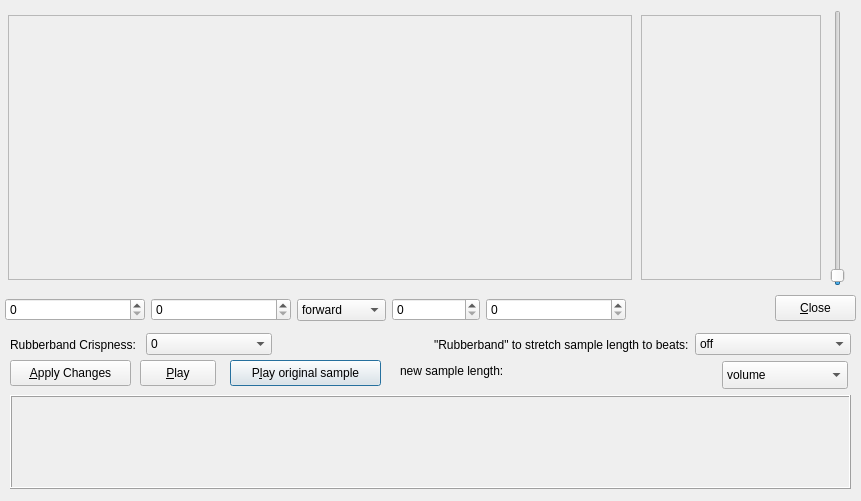
Qt form gui/src/SampleEditor/SampleEditor_UI.ui (hydrogen-music/hydrogen) before a commit.
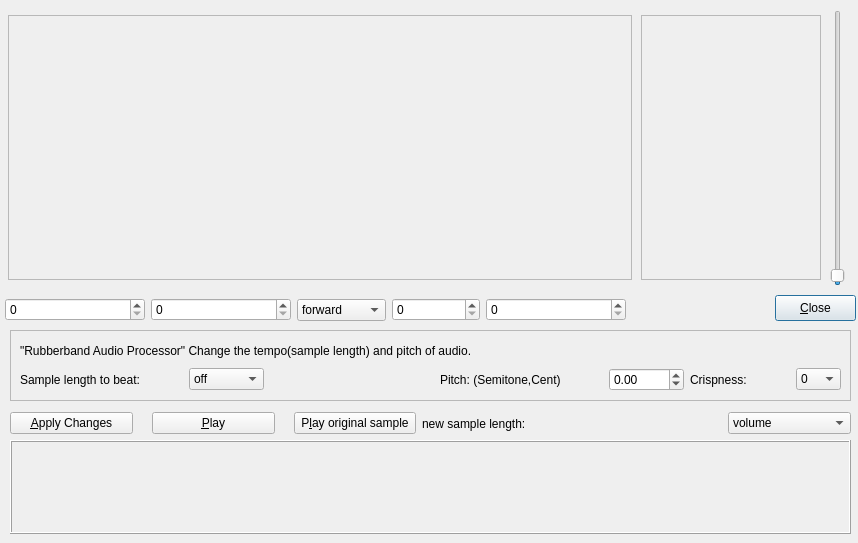
The same form after that commit.

Commit message: improve the sample editor rubberband function. now you can also adjust the sample pitch independent from the resulting sample length. this make it possible to fit samples to current song tempo AND adjusting pitch without lost synchronisation to tempo.

What changed in the file:
```diff
--- a/gui/src/SampleEditor/SampleEditor_UI.ui
+++ b/gui/src/SampleEditor/SampleEditor_UI.ui
@@ -6,8 +6,8 @@
    <rect>
     <x>0</x>
     <y>0</y>
-    <width>861</width>
-    <height>501</height>
+    <width>858</width>
+    <height>543</height>
    </rect>
   </property>
   <property name="windowTitle">
@@ -17,7 +17,7 @@
    <property name="geometry">
     <rect>
      <x>10</x>
-     <y>395</y>
+     <y>440</y>
      <width>841</width>
      <height>94</height>
     </rect>
@@ -32,32 +32,6 @@
     <enum>QFrame::Raised</enum>
    </property>
   </widget>
-  <widget class="QPushButton" name="PlayOrigPushButton">
-   <property name="geometry">
-    <rect>
-     <x>230</x>
-     <y>360</y>
-     <width>151</width>
-     <height>26</height>
-    </rect>
-   </property>
-   <property name="text">
-    <string>P&amp;lay original sample</string>
-   </property>
-  </widget>
-  <widget class="QPushButton" name="PrevChangesPushButton">
-   <property name="geometry">
-    <rect>
-     <x>10</x>
-     <y>360</y>
-     <width>121</width>
-     <height>26</height>
-    </rect>
-   </property>
-   <property name="text">
-    <string>&amp;Apply Changes</string>
-   </property>
-  </widget>
   <widget class="QPushButton" name="ClosePushButton">
    <property name="geometry">
     <rect>
@@ -247,165 +221,55 @@
     </item>
    </layout>
   </widget>
-  <widget class="QPushButton" name="PlayPushButton">
-   <property name="geometry">
-    <rect>
-     <x>140</x>
-     <y>360</y>
-     <width>76</width>
-     <height>26</height>
-    </rect>
-   </property>
-   <property name="text">
-    <string>&amp;Play</string>
-   </property>
-  </widget>
-  <widget class="QLabel" name="newlengthLabel">
-   <property name="geometry">
-    <rect>
-     <x>400</x>
-     <y>360</y>
-     <width>236</width>
-     <height>21</height>
-    </rect>
-   </property>
-   <property name="text">
-    <string>new sample length:</string>
-   </property>
-  </widget>
-  <widget class="QComboBox" name="EditTypeComboBox">
-   <property name="geometry">
-    <rect>
-     <x>722</x>
-     <y>361</y>
-     <width>126</width>
-     <height>28</height>
-    </rect>
-   </property>
-   <property name="minimumSize">
-    <size>
-     <width>60</width>
-     <height>0</height>
-    </size>
-   </property>
-   <property name="toolTip">
-    <string>fade-out type</string>
-   </property>
-   <item>
-    <property name="text">
-     <string>volume</string>
-    </property>
-   </item>
-   <item>
-    <property name="text">
-     <string>panorama</string>
-    </property>
-   </item>
-  </widget>
-  <widget class="QWidget" name="layoutWidget">
+  <widget class="QFrame" name="RubberbandCframe">
    <property name="geometry">
     <rect>
      <x>10</x>
      <y>330</y>
      <width>841</width>
-     <height>29</height>
+     <height>71</height>
     </rect>
    </property>
-   <layout class="QHBoxLayout" name="rubberbandlayout">
-    <item>
-     <layout class="QHBoxLayout" name="horizontalLayout">
-      <item>
-       <widget class="QLabel" name="r_c_label">
-        <property name="text">
-         <string>Rubberband Crispness: </string>
-        </property>
-       </widget>
-      </item>
-      <item>
-       <widget class="QComboBox" name="rubberbandCsettingscomboBox">
-        <property name="minimumSize">
-         <size>
-          <width>100</width>
-          <height>0</height>
-         </size>
-        </property>
-        <property name="toolTip">
-         <string>&lt;!DOCTYPE HTML PUBLIC &quot;-//W3C//DTD HTML 4.0//EN&quot; &quot;http://www.w3.org/TR/REC-html40/strict.dtd&quot;&gt;
-&lt;html&gt;&lt;head&gt;&lt;meta name=&quot;qrichtext&quot; content=&quot;1&quot; /&gt;&lt;style type=&quot;text/css&quot;&gt;
-p, li { white-space: pre-wrap; }
-&lt;/style&gt;&lt;/head&gt;&lt;body style=&quot; font-family:'DejaVu Sans'; font-size:9pt; font-weight:400; font-style:normal;&quot;&gt;
-&lt;p style=&quot; margin-top:0px; margin-bottom:0px; margin-left:0px; margin-right:0px; -qt-block-indent:0; text-indent:0px;&quot;&gt;&quot;Crispness&quot; levels:&lt;/p&gt;
-&lt;p style=&quot; margin-top:0px; margin-bottom:0px; margin-left:0px; margin-right:0px; -qt-block-indent:0; text-indent:0px;&quot;&gt;  0   equivalent to --no-transients --no-lamination --window-long&lt;/p&gt;
-&lt;p style=&quot; margin-top:0px; margin-bottom:0px; margin-left:0px; margin-right:0px; -qt-block-indent:0; text-indent:0px;&quot;&gt;  1   equivalent to --no-transients --no-lamination&lt;/p&gt;
-&lt;p style=&quot; margin-top:0px; margin-bottom:0px; margin-left:0px; margin-right:0px; -qt-block-indent:0; text-indent:0px;&quot;&gt;  2   equivalent to --no-transients&lt;/p&gt;
-&lt;p style=&quot; margin-top:0px; margin-bottom:0px; margin-left:0px; margin-right:0px; -qt-block-indent:0; text-indent:0px;&quot;&gt;  3   equivalent to --bl-transients&lt;/p&gt;
-&lt;p style=&quot; margin-top:0px; margin-bottom:0px; margin-left:0px; margin-right:0px; -qt-block-indent:0; text-indent:0px;&quot;&gt;  4   default processing options&lt;/p&gt;
-&lt;p style=&quot; margin-top:0px; margin-bottom:0px; margin-left:0px; margin-right:0px; -qt-block-indent:0; text-indent:0px;&quot;&gt;  5   equivalent to --no-lamination --window-short (may be good for drums)&lt;/p&gt;
-&lt;p style=&quot;-qt-paragraph-type:empty; margin-top:0px; margin-bottom:0px; margin-left:0px; margin-right:0px; -qt-block-indent:0; text-indent:0px;&quot;&gt;&lt;/p&gt;
-&lt;p style=&quot; margin-top:0px; margin-bottom:0px; margin-left:0px; margin-right:0px; -qt-block-indent:0; text-indent:0px;&quot;&gt;more informations about you can find here:&lt;/p&gt;
-&lt;p style=&quot; margin-top:0px; margin-bottom:0px; margin-left:0px; margin-right:0px; -qt-block-indent:0; text-indent:0px;&quot;&gt;&lt;a href=&quot;http://www.breakfastquay.com/rubberband/ &quot;&gt;&lt;span style=&quot; text-decoration: underline; color:#0000ff;&quot;&gt;http://www.breakfastquay.com/rubberband/ &lt;/span&gt;&lt;/a&gt;&lt;/p&gt;&lt;/body&gt;&lt;/html&gt;</string>
-        </property>
-        <item>
-         <property name="text">
-          <string>0</string>
-         </property>
-        </item>
-        <item>
-         <property name="text">
-          <string>1</string>
-         </property>
-        </item>
-        <item>
-         <property name="text">
-          <string>2</string>
-         </property>
-        </item>
-        <item>
-         <property name="text">
-          <string>3</string>
-         </property>
-        </item>
-        <item>
-         <property name="text">
-          <string>4</string>
-         </property>
-        </item>
-        <item>
-         <property name="text">
-          <string>5</string>
-         </property>
-        </item>
-       </widget>
-      </item>
-      <item>
-       <widget class="QLabel" name="ratiolabel">
-        <property name="enabled">
-         <bool>true</bool>
-        </property>
-        <property name="minimumSize">
-         <size>
-          <width>150</width>
-          <height>0</height>
-         </size>
-        </property>
-        <property name="text">
-         <string/>
-        </property>
-       </widget>
-      </item>
-     </layout>
-    </item>
-    <item>
-     <layout class="QHBoxLayout" name="rubberbandLayout">
+   <property name="frameShape">
+    <enum>QFrame::StyledPanel</enum>
+   </property>
+   <property name="frameShadow">
+    <enum>QFrame::Raised</enum>
+   </property>
+   <widget class="QWidget" name="">
+    <property name="geometry">
+     <rect>
+      <x>10</x>
+      <y>10</y>
+      <width>821</width>
+      <height>51</height>
+     </rect>
+    </property>
+    <layout class="QVBoxLayout" name="verticalLayout">
       <item>
        <widget class="QLabel" name="rubberbandLabel">
         <property name="text">
-         <string>&quot;Rubberband&quot; to stretch sample length to beats:</string>
+        <string>&quot;Rubberband Audio Processor&quot; Change the tempo(sample length) and pitch of audio. </string>
+       </property>
+      </widget>
+     </item>
+     <item>
+      <layout class="QHBoxLayout" name="horizontalLayout_2">
+       <item>
+        <widget class="QLabel" name="label">
+         <property name="text">
+          <string>Sample length to beat:</string>
         </property>
        </widget>
       </item>
       <item>
        <widget class="QComboBox" name="rubberComboBox">
+         <property name="maximumSize">
+          <size>
+           <width>75</width>
+           <height>16777215</height>
+          </size>
+         </property>
         <item>
          <property name="text">
           <string>off</string>
@@ -603,10 +467,259 @@
         </item>
        </widget>
       </item>
+       <item>
+        <widget class="QLabel" name="ratiolabel">
+         <property name="enabled">
+          <bool>true</bool>
+         </property>
+         <property name="minimumSize">
+          <size>
+           <width>150</width>
+           <height>0</height>
+          </size>
+         </property>
+         <property name="text">
+          <string/>
+         </property>
+        </widget>
+       </item>
+       <item>
+        <widget class="QLabel" name="pitchlabel">
+         <property name="text">
+          <string>Pitch: (Semitone,Cent)</string>
+         </property>
+        </widget>
+       </item>
+       <item>
+        <widget class="QDoubleSpinBox" name="pitchdoubleSpinBox">
+         <property name="maximumSize">
+          <size>
+           <width>75</width>
+           <height>16777215</height>
+          </size>
+         </property>
+         <property name="toolTip">
+          <string>Pitch the sample in semitones, cents</string>
+         </property>
+         <property name="minimum">
+          <double>-36.000000000000000</double>
+         </property>
+         <property name="maximum">
+          <double>36.000000000000000</double>
+         </property>
+         <property name="singleStep">
+          <double>0.010000000000000</double>
+         </property>
+         <property name="value">
+          <double>0.000000000000000</double>
+         </property>
+        </widget>
+       </item>
+       <item>
+        <layout class="QHBoxLayout" name="horizontalLayout">
+         <item>
+          <widget class="QLabel" name="r_c_label">
+           <property name="maximumSize">
+            <size>
+             <width>100</width>
+             <height>16777215</height>
+            </size>
+           </property>
+           <property name="text">
+            <string>Crispness: </string>
+           </property>
+          </widget>
+         </item>
+         <item>
+          <widget class="QComboBox" name="rubberbandCsettingscomboBox">
+           <property name="minimumSize">
+            <size>
+             <width>0</width>
+             <height>0</height>
+            </size>
+           </property>
+           <property name="maximumSize">
+            <size>
+             <width>45</width>
+             <height>16777215</height>
+            </size>
+           </property>
+           <property name="toolTip">
+            <string>&lt;!DOCTYPE HTML PUBLIC &quot;-//W3C//DTD HTML 4.0//EN&quot; &quot;http://www.w3.org/TR/REC-html40/strict.dtd&quot;&gt;
+&lt;html&gt;&lt;head&gt;&lt;meta name=&quot;qrichtext&quot; content=&quot;1&quot; /&gt;&lt;style type=&quot;text/css&quot;&gt;
+p, li { white-space: pre-wrap; }
+&lt;/style&gt;&lt;/head&gt;&lt;body style=&quot; font-family:'DejaVu Sans'; font-size:9pt; font-weight:400; font-style:normal;&quot;&gt;
+&lt;p style=&quot; margin-top:0px; margin-bottom:0px; margin-left:0px; margin-right:0px; -qt-block-indent:0; text-indent:0px;&quot;&gt;&quot;Crispness&quot; levels:&lt;/p&gt;
+&lt;p style=&quot; margin-top:0px; margin-bottom:0px; margin-left:0px; margin-right:0px; -qt-block-indent:0; text-indent:0px;&quot;&gt;  0   equivalent to --no-transients --no-lamination --window-long&lt;/p&gt;
+&lt;p style=&quot; margin-top:0px; margin-bottom:0px; margin-left:0px; margin-right:0px; -qt-block-indent:0; text-indent:0px;&quot;&gt;  1   equivalent to --no-transients --no-lamination&lt;/p&gt;
+&lt;p style=&quot; margin-top:0px; margin-bottom:0px; margin-left:0px; margin-right:0px; -qt-block-indent:0; text-indent:0px;&quot;&gt;  2   equivalent to --no-transients&lt;/p&gt;
+&lt;p style=&quot; margin-top:0px; margin-bottom:0px; margin-left:0px; margin-right:0px; -qt-block-indent:0; text-indent:0px;&quot;&gt;  3   equivalent to --bl-transients&lt;/p&gt;
+&lt;p style=&quot; margin-top:0px; margin-bottom:0px; margin-left:0px; margin-right:0px; -qt-block-indent:0; text-indent:0px;&quot;&gt;  4   default processing options&lt;/p&gt;
+&lt;p style=&quot; margin-top:0px; margin-bottom:0px; margin-left:0px; margin-right:0px; -qt-block-indent:0; text-indent:0px;&quot;&gt;  5   equivalent to --no-lamination --window-short (may be good for drums)&lt;/p&gt;
+&lt;p style=&quot;-qt-paragraph-type:empty; margin-top:0px; margin-bottom:0px; margin-left:0px; margin-right:0px; -qt-block-indent:0; text-indent:0px;&quot;&gt;&lt;/p&gt;
+&lt;p style=&quot; margin-top:0px; margin-bottom:0px; margin-left:0px; margin-right:0px; -qt-block-indent:0; text-indent:0px;&quot;&gt;more informations about you can find here:&lt;/p&gt;
+&lt;p style=&quot; margin-top:0px; margin-bottom:0px; margin-left:0px; margin-right:0px; -qt-block-indent:0; text-indent:0px;&quot;&gt;&lt;a href=&quot;http://www.breakfastquay.com/rubberband/ &quot;&gt;&lt;span style=&quot; text-decoration: underline; color:#0000ff;&quot;&gt;http://www.breakfastquay.com/rubberband/ &lt;/span&gt;&lt;/a&gt;&lt;/p&gt;&lt;/body&gt;&lt;/html&gt;</string>
+           </property>
+           <item>
+            <property name="text">
+             <string>0</string>
+            </property>
+           </item>
+           <item>
+            <property name="text">
+             <string>1</string>
+            </property>
+           </item>
+           <item>
+            <property name="text">
+             <string>2</string>
+            </property>
+           </item>
+           <item>
+            <property name="text">
+             <string>3</string>
+            </property>
+           </item>
+           <item>
+            <property name="text">
+             <string>4</string>
+            </property>
+           </item>
+           <item>
+            <property name="text">
+             <string>5</string>
+            </property>
+           </item>
+          </widget>
+         </item>
      </layout>
     </item>
    </layout>
-  </widget>
+     </item>
+    </layout>
+   </widget>
+  </widget>
+  <widget class="QWidget" name="">
+   <property name="geometry">
+    <rect>
+     <x>10</x>
+     <y>410</y>
+     <width>841</width>
+     <height>27</height>
+    </rect>
+   </property>
+   <layout class="QHBoxLayout" name="horizontalLayout_3">
+    <item>
+     <widget class="QPushButton" name="PrevChangesPushButton">
+      <property name="text">
+       <string>&amp;Apply Changes</string>
+      </property>
+     </widget>
+    </item>
+    <item>
+     <spacer name="horizontalSpacer">
+      <property name="orientation">
+       <enum>Qt::Horizontal</enum>
+      </property>
+      <property name="sizeType">
+       <enum>QSizePolicy::Maximum</enum>
+      </property>
+      <property name="sizeHint" stdset="0">
+       <size>
+        <width>13</width>
+        <height>20</height>
+       </size>
+      </property>
+     </spacer>
+    </item>
+    <item>
+     <widget class="QPushButton" name="PlayPushButton">
+      <property name="text">
+       <string>&amp;Play</string>
+      </property>
+     </widget>
+    </item>
+    <item>
+     <spacer name="horizontalSpacer_2">
+      <property name="orientation">
+       <enum>Qt::Horizontal</enum>
+      </property>
+      <property name="sizeType">
+       <enum>QSizePolicy::Minimum</enum>
+      </property>
+      <property name="sizeHint" stdset="0">
+       <size>
+        <width>13</width>
+        <height>20</height>
+       </size>
+      </property>
+     </spacer>
+    </item>
+    <item>
+     <widget class="QPushButton" name="PlayOrigPushButton">
+      <property name="text">
+       <string>P&amp;lay original sample</string>
+      </property>
+     </widget>
+    </item>
+    <item>
+     <widget class="QLabel" name="newlengthLabel">
+      <property name="minimumSize">
+       <size>
+        <width>300</width>
+        <height>0</height>
+       </size>
+      </property>
+      <property name="text">
+       <string>new sample length:</string>
+      </property>
+     </widget>
+    </item>
+    <item>
+     <widget class="QComboBox" name="EditTypeComboBox">
+      <property name="minimumSize">
+       <size>
+        <width>60</width>
+        <height>0</height>
+       </size>
+      </property>
+      <property name="toolTip">
+       <string>fade-out type</string>
+      </property>
+      <item>
+       <property name="text">
+        <string>volume</string>
+       </property>
+      </item>
+      <item>
+       <property name="text">
+        <string>panorama</string>
+       </property>
+      </item>
+     </widget>
+    </item>
+   </layout>
+  </widget>
+  <zorder>targetSampleView</zorder>
+  <zorder>PlayOrigPushButton</zorder>
+  <zorder>PrevChangesPushButton</zorder>
+  <zorder>ClosePushButton</zorder>
+  <zorder>layoutWidget</zorder>
+  <zorder>layoutWidget_2</zorder>
+  <zorder>PlayPushButton</zorder>
+  <zorder>newlengthLabel</zorder>
+  <zorder>EditTypeComboBox</zorder>
+  <zorder>layoutWidget</zorder>
+  <zorder>pitchdoubleSpinBox</zorder>
+  <zorder>pitchlabel</zorder>
+  <zorder>ratiolabel</zorder>
+  <zorder>rubberbandLabel</zorder>
+  <zorder>rubberComboBox</zorder>
+  <zorder>label</zorder>
+  <zorder>horizontalSpacer</zorder>
+  <zorder>horizontalSpacer_2</zorder>
+  <zorder>RubberbandCframe</zorder>
+  <zorder>rubberbandLabel</zorder>
  </widget>
  <tabstops>
   <tabstop>StartFrameSpinBox</tabstop>
```
Lines whose indentation alone changed are shown as unchanged. The commit also changes 9 other files.
